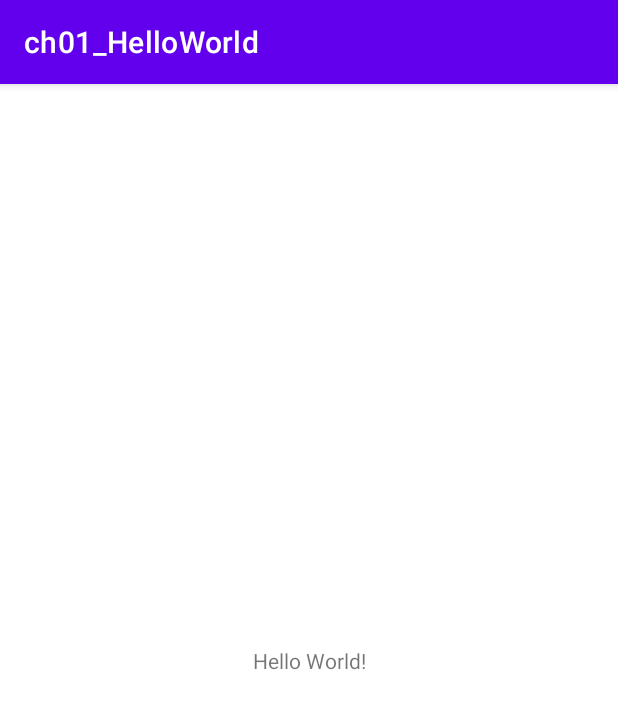
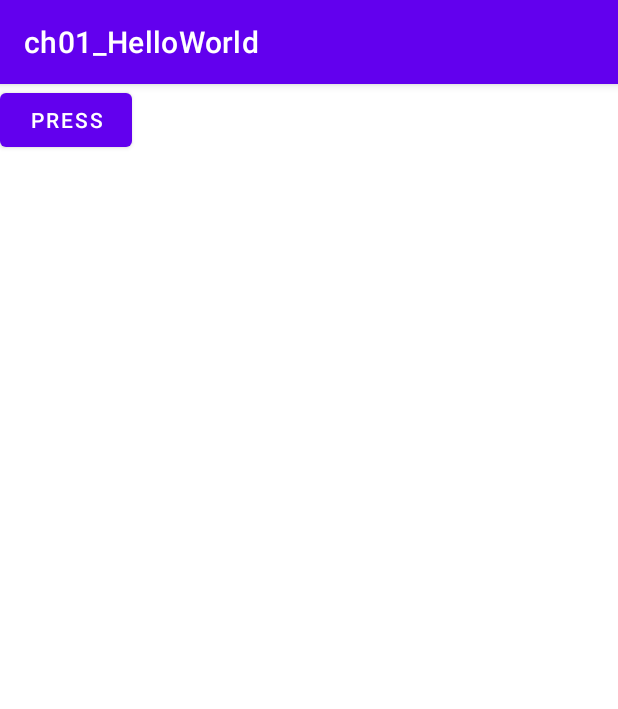
Before and after one commit to jay-mm-message/kotlin_ABrainFriendlyGuide, an Android app: the screen it shows after launch (MainActivity), on a phone screen of 412 x 824 dp. Shown: the top 709 px of the screen. Run offline under Robolectric (Android 15) with nearby library versions, the phone set to English and light mode, and no system bars.

Commit message:
Add press button and get message used to Kotlin.

```diff
--- /dev/null
+++ b/ch01_HelloWorld/app/src/main/java/com/example/ch01_helloworld/App.kt
@@ -0,0 +1,10 @@
+package com.example.ch01_helloworld
+
+class App {
+
+    private var msg = "Pow!";
+
+    public fun getMessage(): String {
+        return msg;
+    }
+}
--- a/ch01_HelloWorld/app/src/main/java/com/example/ch01_helloworld/MainActivity.kt
+++ b/ch01_HelloWorld/app/src/main/java/com/example/ch01_helloworld/MainActivity.kt
@@ -2,10 +2,21 @@ package com.example.ch01_helloworld
 
 import androidx.appcompat.app.AppCompatActivity
 import android.os.Bundle
+import android.view.View
 
 class MainActivity : AppCompatActivity() {
+
+    private var TAG = "!!!!";
+
     override fun onCreate(savedInstanceState: Bundle?) {
         super.onCreate(savedInstanceState)
         setContentView(R.layout.activity_main)
     }
+
+    fun press_button(view: View) {
+
+        var app = App();
+
+        System.out.println(TAG + "App: " + app.getMessage());
+    }
 }
--- a/ch01_HelloWorld/app/src/main/res/layout/activity_main.xml
+++ b/ch01_HelloWorld/app/src/main/res/layout/activity_main.xml
@@ -6,13 +6,14 @@
     android:layout_height="match_parent"
     tools:context=".MainActivity">
 
-    <TextView
+    <Button
+        android:id="@+id/button"
         android:layout_width="wrap_content"
         android:layout_height="wrap_content"
-        android:text="Hello World!"
-        app:layout_constraintBottom_toBottomOf="parent"
-        app:layout_constraintLeft_toLeftOf="parent"
-        app:layout_constraintRight_toRightOf="parent"
-        app:layout_constraintTop_toTopOf="parent" />
+        android:text="@string/btm_name"
+        tools:layout_editor_absoluteX="151dp"
+        tools:layout_editor_absoluteY="341dp"
+        android:onClick="press_button"
+        tools:ignore="MissingConstraints,OnClick" />
 
 </androidx.constraintlayout.widget.ConstraintLayout>
--- a/ch01_HelloWorld/app/src/main/res/values/strings.xml
+++ b/ch01_HelloWorld/app/src/main/res/values/strings.xml
@@ -1,3 +1,4 @@
 <resources>
     <string name="app_name">ch01_HelloWorld</string>
+    <string name="btm_name">"press"</string>
 </resources>
```
